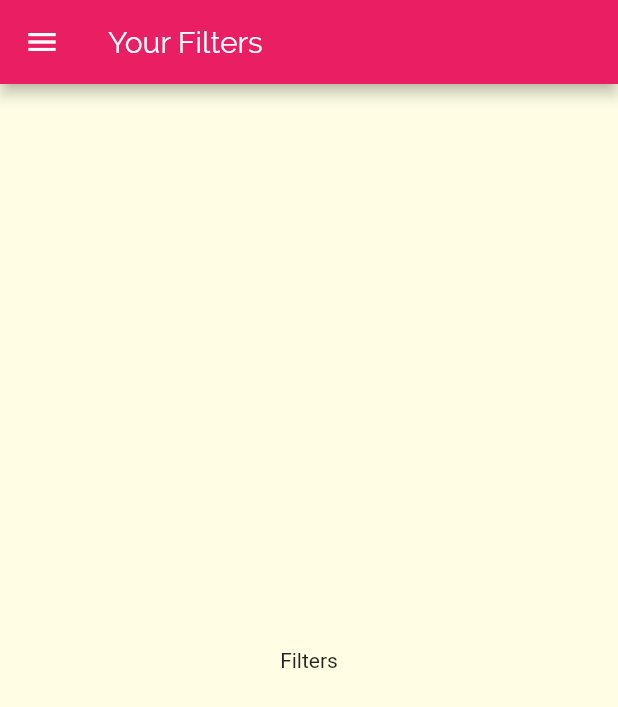
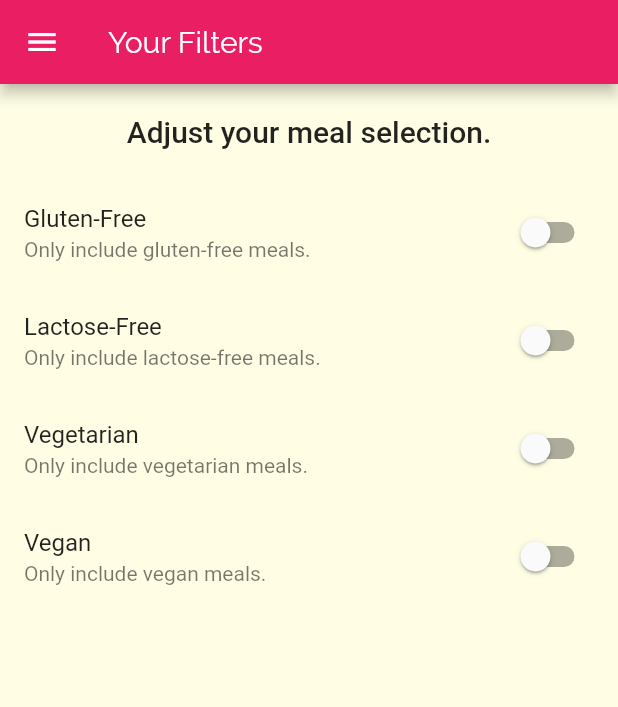
Before and after one commit to MostafaAE/meals_flutter, a Flutter app: the FiltersScreen screen opened by its route, on a phone screen of 412 x 824 dp. Shown: the top 707 px of the screen. Run offline on Flutter 3.47's test engine with Material 2 defaults, Android fonts, the phone set to English and light mode, and no system bars.

Commit message:
filter switches

```diff
--- a/lib/screens/filters_screen.dart
+++ b/lib/screens/filters_screen.dart
@@ -1,8 +1,32 @@
 import 'package:flutter/material.dart';
 import 'package:meals_flutter/widgets/main_drawer.dart';
 
-class FiltersScreen extends StatelessWidget {
+class FiltersScreen extends StatefulWidget {
   static const routeName = '/filters';
+
+  @override
+  _FiltersScreenState createState() => _FiltersScreenState();
+}
+
+class _FiltersScreenState extends State<FiltersScreen> {
+  var _glutenFree = false;
+  var _lactoseFree = false;
+  var _vegetarian = false;
+  var _vegan = false;
+
+  Widget buildSwitchListTile(String title, String description,
+      bool currentValue, Function updateValue) {
+    return SwitchListTile(
+      title: Text(
+        title,
+      ),
+      subtitle: Text(
+        description,
+      ),
+      onChanged: (newValue) => updateValue(newValue),
+      value: currentValue,
+    );
+  }
 
   @override
   Widget build(BuildContext context) {
@@ -13,10 +37,70 @@ class FiltersScreen extends StatelessWidget {
         ),
       ),
       drawer: MainDrawer(),
-      body: Center(
-        child: Text(
-          'Filters',
-        ),
+      body: Column(
+        children: [
+          Container(
+            padding: EdgeInsets.all(20),
+            child: Text(
+              'Adjust your meal selection.',
+              style: Theme.of(context).textTheme.headline6,
+            ),
+          ),
+          Expanded(
+            child: ListView(
+              children: [
+                buildSwitchListTile(
+                  'Gluten-Free',
+                  'Only include gluten-free meals.',
+                  _glutenFree,
+                  (newValue) {
+                    setState(
+                      () {
+                        _glutenFree = newValue;
+                      },
+                    );
+                  },
+                ),
+                buildSwitchListTile(
+                  'Lactose-Free',
+                  'Only include lactose-free meals.',
+                  _lactoseFree,
+                  (newValue) {
+                    setState(
+                      () {
+                        _lactoseFree = newValue;
+                      },
+                    );
+                  },
+                ),
+                buildSwitchListTile(
+                  'Vegetarian',
+                  'Only include vegetarian meals.',
+                  _vegetarian,
+                  (newValue) {
+                    setState(
+                      () {
+                        _vegetarian = newValue;
+                      },
+                    );
+                  },
+                ),
+                buildSwitchListTile(
+                  'Vegan',
+                  'Only include vegan meals.',
+                  _vegan,
+                  (newValue) {
+                    setState(
+                      () {
+                        _vegan = newValue;
+                      },
+                    );
+                  },
+                ),
+              ],
+            ),
+          ),
+        ],
       ),
     );
   }
```
